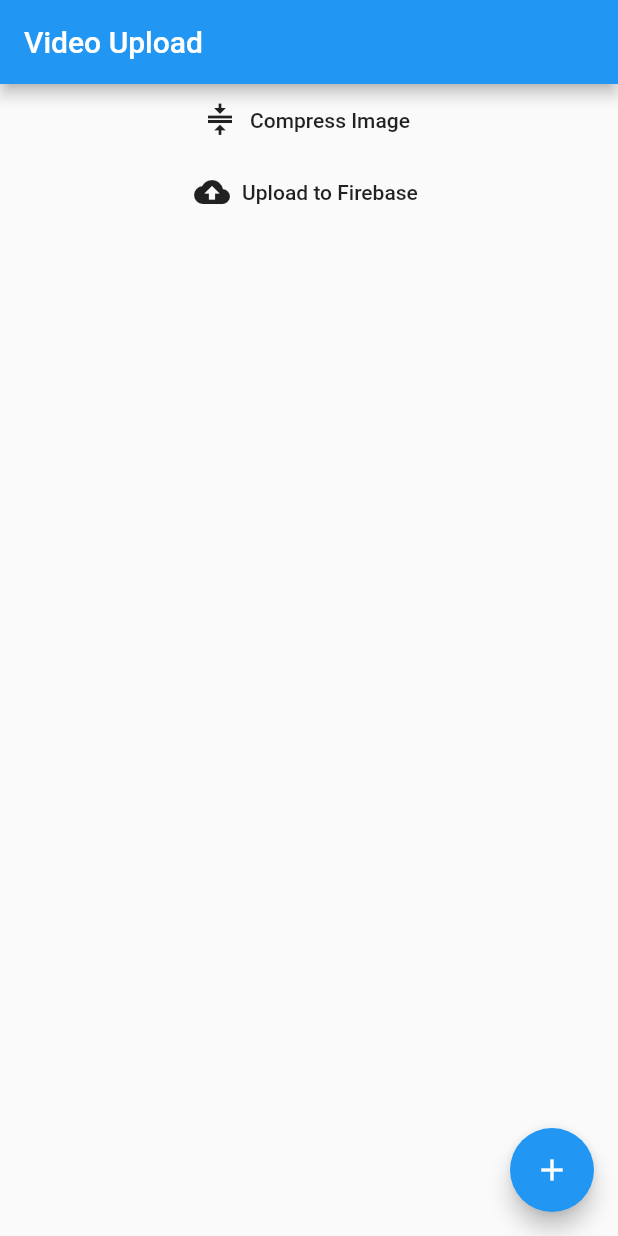
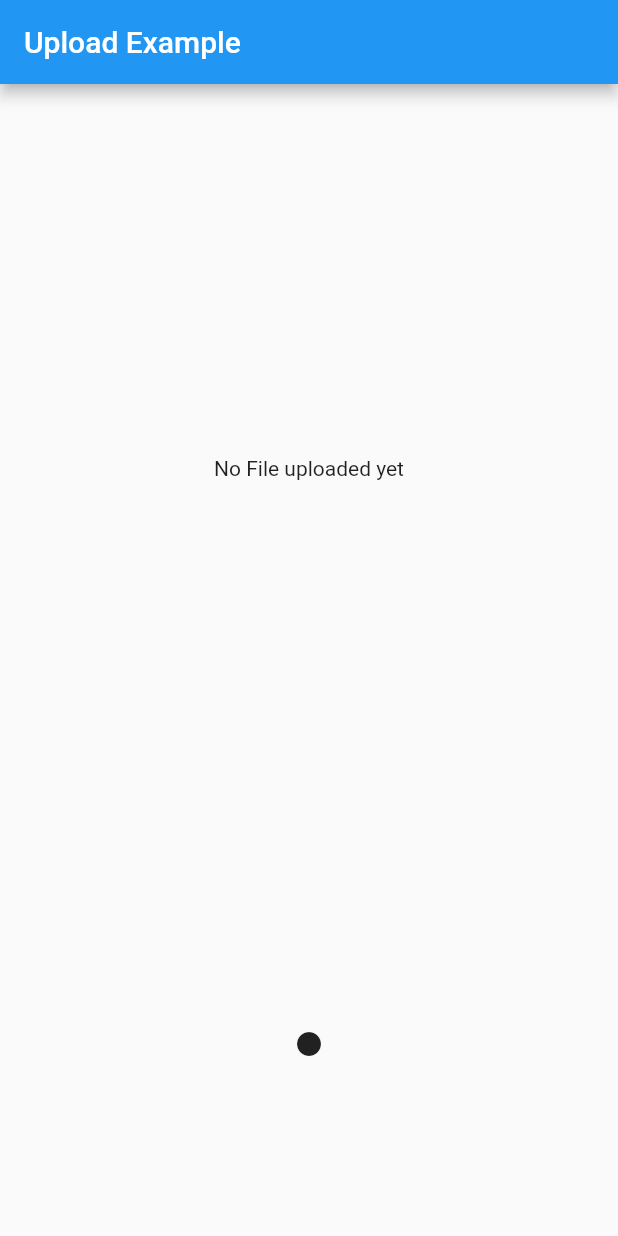
Before and after one commit to pritamrao746/domestic-violence, a Flutter app: the screen it shows after launch, on a phone screen of 412 x 824 dp. Run offline on Flutter 3.47's test engine with Material 2 defaults, Android fonts, the phone set to English and light mode, and no system bars; our stand-ins replace audioplayers, cloud_firestore, firebase_auth, firebase_core, firebase_storage, flutter_image_compress and 3 more; missing offline and left inert: flutter_audio_recorder, video_compress; accounts and stored records are empty.

Commit message:
Audio Recorder and Player working with data uploading on firestore

```diff
--- /dev/null
+++ b/lib/audio-work/AudioHomeView.dart
@@ -0,0 +1,71 @@
+import 'package:firebase_storage/firebase_storage.dart';
+import 'package:flutter/material.dart';
+
+import 'package:domestic_violence/audio-work/CloudAudio.dart';
+import 'package:domestic_violence/audio-work/FeatureButtonsView.dart';
+
+
+class AudioHomeView extends StatefulWidget {
+  @override
+  _AudioHomeViewState createState() => _AudioHomeViewState();
+}
+
+class _AudioHomeViewState extends State<AudioHomeView> {
+  List<Reference> references;
+
+  @override
+  void initState() {
+    super.initState();
+    _onUploadComplete();
+  }
+
+  @override
+  Widget build(BuildContext context) {
+    return SafeArea(
+      child: Scaffold(
+        appBar: AppBar(
+          title: Text('Upload Example'),
+        ),
+        body: Column(
+          children: [
+            Expanded(
+              flex: 4,
+              child: references == null
+                  ? Column(
+                mainAxisAlignment: MainAxisAlignment.center,
+                crossAxisAlignment: CrossAxisAlignment.center,
+                children: [
+                  Padding(
+                    padding: const EdgeInsets.symmetric(horizontal: 40),
+                    child: LinearProgressIndicator(),
+                  ),
+                  Text('Fetching records from Firebase')
+                ],
+              )
+                  : references.isEmpty
+                  ? Center(
+                child: Text('No File uploaded yet'),
+              )
+                  : CloudRecordListView(references: references),
+            ),
+            Expanded(
+              flex: 2,
+              child: FeatureButtonsView(
+                onUploadComplete: _onUploadComplete,
+              ),
+            ),
+          ],
+        ),
+      ),
+    );
+  }
+
+  Future<void> _onUploadComplete() async {
+    FirebaseStorage firebaseStorage = FirebaseStorage.instance;
+    ListResult listResult =
+    await firebaseStorage.ref().child('upload-voice-firebase').list();
+    setState(() {
+      references = listResult.items;
+    });
+  }
+}
--- /dev/null
+++ b/lib/audio-work/FeatureButtonsView.dart
@@ -0,0 +1,167 @@
+import 'dart:io';
+
+import 'package:audioplayers/audioplayers.dart';
+import 'package:firebase_storage/firebase_storage.dart';
+import 'package:flutter/material.dart';
+import 'package:flutter_audio_recorder/flutter_audio_recorder.dart';
+import 'package:path_provider/path_provider.dart';
+
+class FeatureButtonsView extends StatefulWidget {
+  final Function onUploadComplete;
+  const FeatureButtonsView({
+    Key key,
+    @required this.onUploadComplete,
+  }) : super(key: key);
+
+  @override
+  _FeatureButtonsViewState createState() => _FeatureButtonsViewState();
+}
+
+class _FeatureButtonsViewState extends State<FeatureButtonsView> {
+  bool _isPlaying;
+  bool _isUploading;
+  bool _isRecorded;
+  bool _isRecording;
+
+  AudioPlayer _audioPlayer;
+  String _filePath;
+
+  FlutterAudioRecorder _audioRecorder;
+
+  @override
+  void initState() {
+    super.initState();
+    _isPlaying = false;
+    _isUploading = false;
+    _isRecorded = false;
+    _isRecording = false;
+    _audioPlayer = AudioPlayer();
+  }
+
+  @override
+  Widget build(BuildContext context) {
+    return Center(
+      child: _isRecorded ? _isUploading ? Column(
+        mainAxisAlignment: MainAxisAlignment.center,
+        crossAxisAlignment: CrossAxisAlignment.center,
+        children: [
+          Padding(
+              padding: const EdgeInsets.symmetric(horizontal: 20),
+              child: LinearProgressIndicator()),
+          Text('Uploading to Firebase'),
+        ],
+      )
+          : Row(
+        mainAxisAlignment: MainAxisAlignment.center,
+        crossAxisAlignment: CrossAxisAlignment.center,
+        children: [
+          IconButton(
+            icon: Icon(Icons.replay),
+            onPressed: _onRecordAgainButtonPressed,
+          ),
+          IconButton(
+            icon: Icon(_isPlaying ? Icons.pause : Icons.play_arrow),
+            onPressed: _onPlayButtonPressed,
+          ),
+          IconButton(
+            icon: Icon(Icons.upload_file),
+            onPressed: _onFileUploadButtonPressed,
+          ),
+        ],
+      )
+          : IconButton(
+        icon: _isRecording
+            ? Icon(Icons.pause)
+            : Icon(Icons.fiber_manual_record),
+        onPressed: _onRecordButtonPressed,
+      ),
+    );
+  }
+
+  Future<void> _onFileUploadButtonPressed() async {
+    FirebaseStorage firebaseStorage = FirebaseStorage.instance;
+    setState(() {
+      _isUploading = true;
+    });
+    try {
+      await firebaseStorage
+          .ref('upload-voice-firebase')
+          .child(
+          _filePath.substring(_filePath.lastIndexOf('/'), _filePath.length))
+          .putFile(File(_filePath));
+      widget.onUploadComplete();  // This is the function which we passed from the main aap
+    } catch (error) {
+      print('Error occured while uplaoding to Firebase ${error.toString()}');
+      Scaffold.of(context).showSnackBar(
+        SnackBar(
+          content: Text('Error occured while uplaoding'),
+        ),
+      );
+    } finally {
+      setState(() {
+        _isUploading = false;
+      });
+    }
+  }
+
+  void _onRecordAgainButtonPressed() {
+    setState(() {
+      _isRecorded = false;
+    });
+  }
+
+  Future<void> _onRecordButtonPressed() async {
+    if (_isRecording) {
+      _audioRecorder.stop();
+      _isRecording = false;
+      _isRecorded = true;
+    } else {
+      _isRecorded = false;
+      _isRecording = true;
+
+      await _startRecording();
+    }
+    setState(() {});
+  }
+
+  void _onPlayButtonPressed() {
+    if (!_isPlaying) {
+      _isPlaying = true;
+
+      _audioPlayer.play(_filePath, isLocal: true);
+      _audioPlayer.onPlayerCompletion.listen((duration) {
+        setState(() {
+          _isPlaying = false;
+        });
+      });
+    } else {
+      _audioPlayer.pause();
+      _isPlaying = false;
+    }
+    setState(() {});
+  }
+
+  Future<void> _startRecording() async {
+    final bool hasRecordingPermission =
+    await FlutterAudioRecorder.hasPermissions;
+    if (hasRecordingPermission) {
+      Directory directory = await getApplicationDocumentsDirectory();
+      String filepath = directory.path +
+          '/' +
+          DateTime.now().millisecondsSinceEpoch.toString() +
+          '.aac';
+      _audioRecorder =
+          FlutterAudioRecorder(filepath, audioFormat: AudioFormat.AAC);
+      await _audioRecorder.initialized;
+      _audioRecorder.start();
+      _filePath = filepath;
+      setState(() {});
+    } else {
+      Scaffold.of(context).showSnackBar(SnackBar(
+        content: Center(
+          child: Text('Please enable recording permission'),
+        ),
+      ));
+    }
+  }
+}
--- a/lib/main.dart
+++ b/lib/main.dart
@@ -1,5 +1,6 @@
 import 'package:cloud_firestore/cloud_firestore.dart';
 import 'package:domestic_violence/VideoWork.dart';
+import 'package:domestic_violence/audio-work/AudioHomeView.dart';
 import 'package:domestic_violence/home_sidebar.dart';
 import 'package:domestic_violence/login_screen.dart';
 import 'package:domestic_violence/register.dart';
@@ -50,7 +51,9 @@ class MyApp extends StatelessWidget{
     return MaterialApp(
       title: 'Domestic Violence fight',
       routes: {
-        '/':(BuildContext context)=> VideoPage(title:"Video Upload"),
+        //'/':(BuildContext context)=> VideoPage(title:"Video Upload"),
+        //'/':(BuildContext context)=> ImageCapture(),
+        '/':(BuildContext context) => AudioHomeView(),
         '/register':(BuildContext context)=> Register_Screen(),
         '/login':(BuildContext context)=> Login_Screen(),
         '/home':(BuildContext context)=> Home_Screen(),
```
Also changed, not shown: lib/ImageWork.dart (+22 -4 lines), lib/VideoWork.dart (+20 -8 lines), lib/audio-work/CloudAudio.dart (added, +67 -0 lines), pubspec.yaml (+8 -2 lines), pubspec.lock, 2 other files.
